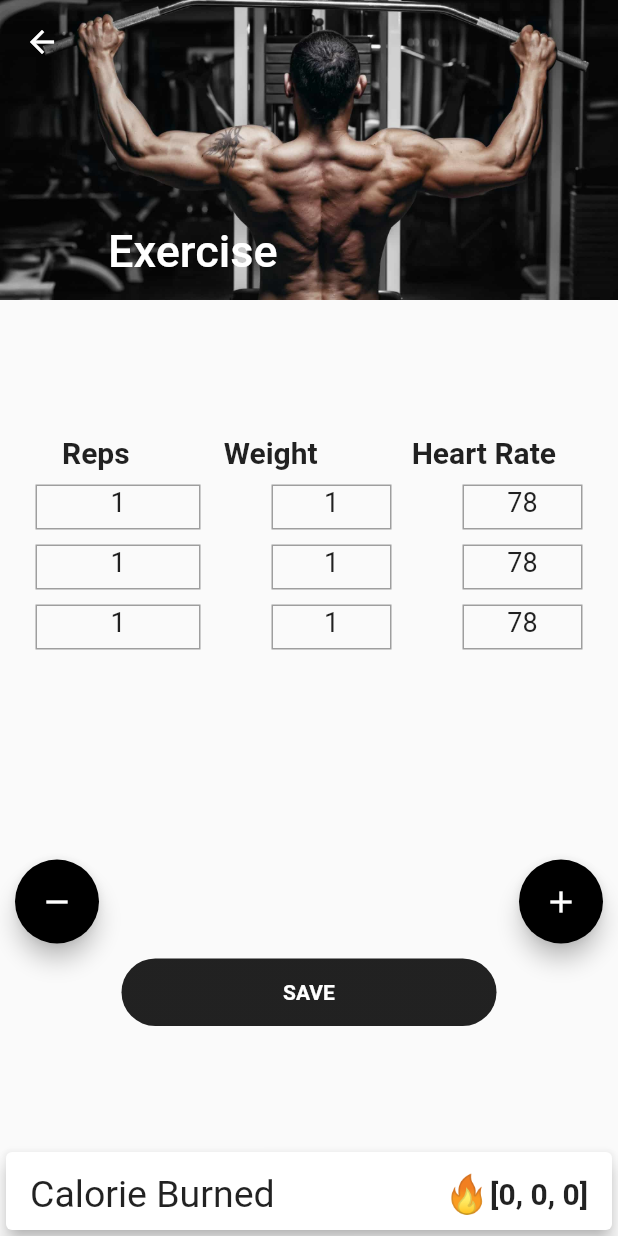
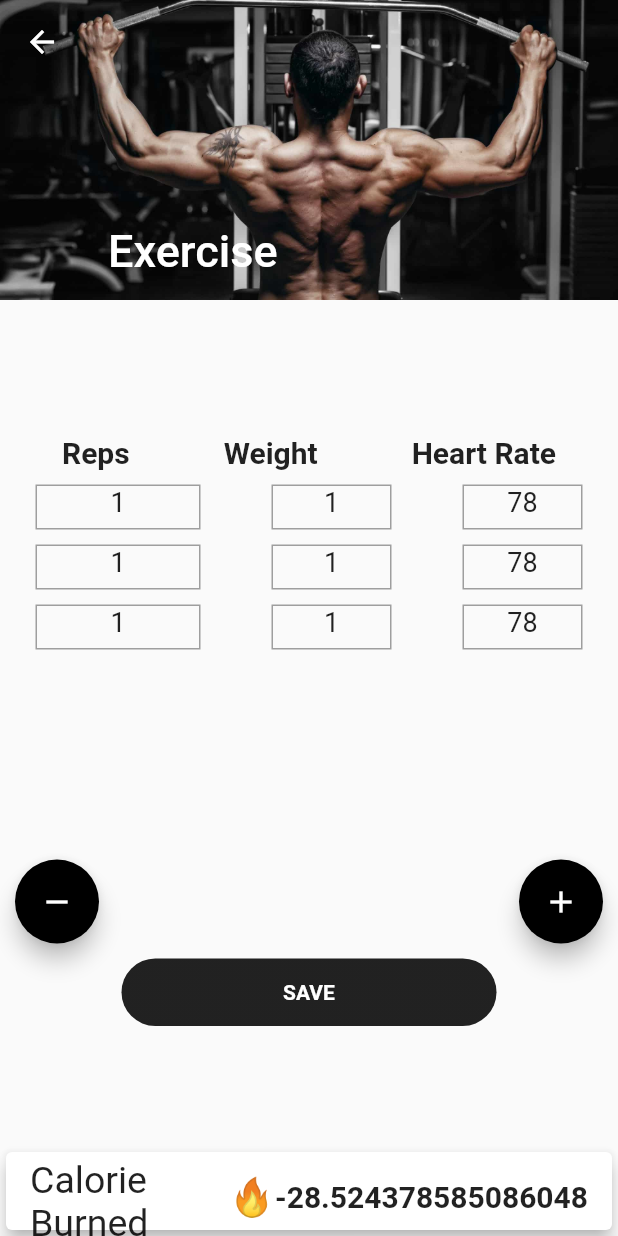
Before and after one commit to lincolnkushwah009/ifitmash, a Flutter app: the ExerciseDetail screen opened directly, on a phone screen of 412 x 824 dp. Run offline on Flutter 3.47's test engine with Material 2 defaults, Android fonts, the phone set to English and light mode, and no system bars; our stand-ins replace dio, email_validator, firebase_database, fl_chart, flare_flutter, flutter_staggered_animations and 7 more; missing offline and left inert: fit_kit, flare_dart; accounts and stored records are empty; generated files the repository leaves out were written again; project files that could hold a hidden picture were left out.

Commit message:
calculation of calorie intake

```diff
--- a/lib/screens/workout/exerciseDetails.dart
+++ b/lib/screens/workout/exerciseDetails.dart
@@ -17,8 +17,16 @@ class ExerciseDetail extends StatefulWidget {
   @override
   _ExerciseDetailState createState() => new _ExerciseDetailState();
 }
+const String sppKey = 'myBool';
+class _ExerciseDetailState extends State<ExerciseDetail> {
+  SharedPreferences sharedPreferences;
+  String userData;
+  String email;
+  String dob;
+  String height;
+  String weight;
+  String gender;
 
-class _ExerciseDetailState extends State<ExerciseDetail> {
 
 //  var time=reps;
 //  if(reps<7){
@@ -35,6 +43,7 @@ class _ExerciseDetailState extends State<ExerciseDetail> {
 //  }
 //  var a={(0.6309*_heartRate)+(0.2017*age)-(0.9036*_weight)-55.0969*time}/4.184;
 
+
   List<int> _selectedNumber = new List<int>.generate(100, (i) => 0);
   List<int> _changedNumber = new List<int>.generate(100, (i) => 0);
   List<int> _heartRate = new List<int>.generate(200, (i) => 77);
@@ -50,13 +59,49 @@ class _ExerciseDetailState extends State<ExerciseDetail> {
   var selectedGrade = [0, 0, 0];
   var selectedGrade2 = [0, 0, 0];
   var _course = '';
+  void persist(String value) {
+    setState(() {
+      userData = value;
 
+    });
+    sharedPreferences?.setString(sppKey, value);
+  }
 
+@override
+  void initState() {
+    // TODO: implement initState
+
+  SharedPreferences.getInstance().then((SharedPreferences sp) {
+    sharedPreferences = sp;
+    userData = sharedPreferences.getString('user_name');
+    email = sharedPreferences.getString('email');
+    dob = sharedPreferences.getString('dob');
+    height = sharedPreferences.getString('height');
+    weight = sharedPreferences.getString('weight');
+    gender = sharedPreferences.getString('gender');
+    print(userData);
+    print(dob);
+    // will be null if never previously saved
+    if (userData == null) {
+      userData = "";
+      persist(userData); // set an initial value
+    }
+    setState(() {});
+  });
+  }
 
   @override
   Widget build(BuildContext context) {
 
+    var values = [
+      {'userId': 1, 'rating': 4.5},
+      {'userId': 2, 'rating': 4.0},
+      {'userId': 3, 'rating': 3.5},
+      {'userId': 4, 'rating': 3.0}
+    ];
 
+    var result = values.map((m) => m['rating']).reduce((a, b) => ((0.6309 *78)+(0.2017*22)- (0.09036*50)-55.0969)*20)/4.184;
+    print(result);
     return new Scaffold(
        bottomNavigationBar: Container(
          height: 60,
@@ -72,7 +117,7 @@ class _ExerciseDetailState extends State<ExerciseDetail> {
                    '🔥',
                    style: TextStyle(fontSize: 25.0),
                  ),
-                 Text(selectedUnit.toString(),style: TextStyle(fontSize: 20.0,fontWeight: FontWeight.bold))
+                 Text(result.toString(),style: TextStyle(fontSize: 20.0,fontWeight: FontWeight.bold))
                ],
              )
 //           Text("2344"),
```
Also changed, not shown: lib/screens/workout/list_of_exercises.dart (+14 -3 lines).
